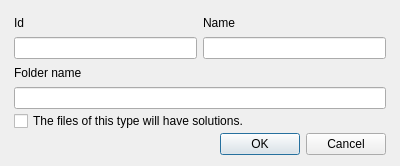
CSMathematics/DataTex, file datatex/newfiletype.ui: the form before one commit.
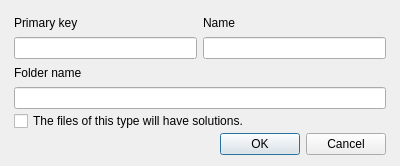
The form after the commit.

What changed in the file:
```diff
--- a/datatex/newfiletype.ui
+++ b/datatex/newfiletype.ui
@@ -39,7 +39,7 @@
    <item row="0" column="0">
     <widget class="QLabel" name="label">
      <property name="text">
-      <string>Id</string>
+      <string>Primary key</string>
      </property>
     </widget>
    </item>
```
